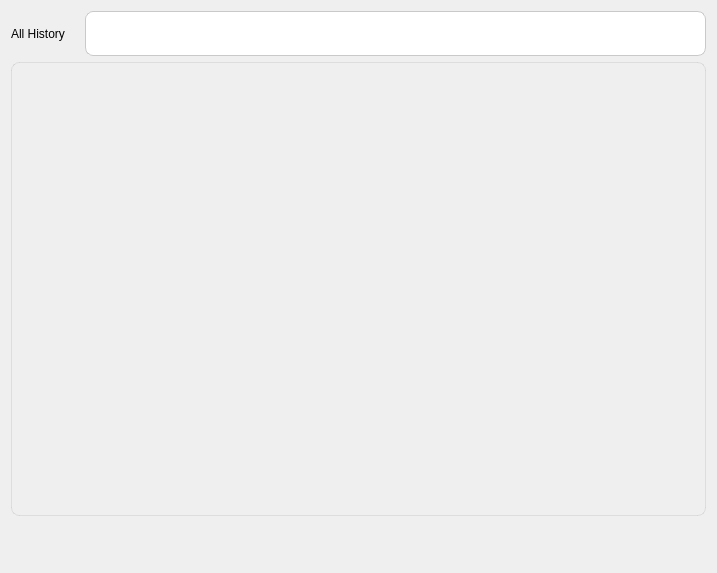
Qt form widget/Setting/SoundBot/WHistoryDiaPage.ui (yechaoGitHub/AI) before a commit.
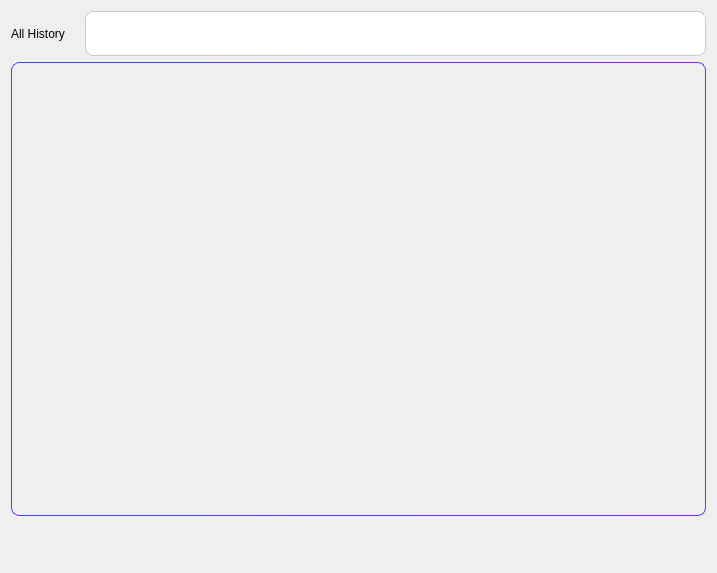
The same form after that commit. Icons and pictures are not drawn. Custom widgets are drawn as their Qt base class.

The edit to the form file:
```diff
--- a/widget/Setting/SoundBot/WHistoryDiaPage.ui
+++ b/widget/Setting/SoundBot/WHistoryDiaPage.ui
@@ -63,7 +63,7 @@
 }
 
 QTableView{
-	border: 1px solid rgba(51,51,51,0.10);
+	border: 1px solid qlineargradient(spread:pad, x1:0, y1:0, x2:1, y2:1, stop:0 rgb(0,102,255), stop:1 rgb(189,0,255));
 	border-radius: 8px;
 	background-color:transparent;
 	font-family: &quot;Microsoft YaHei UI&quot;;
```
